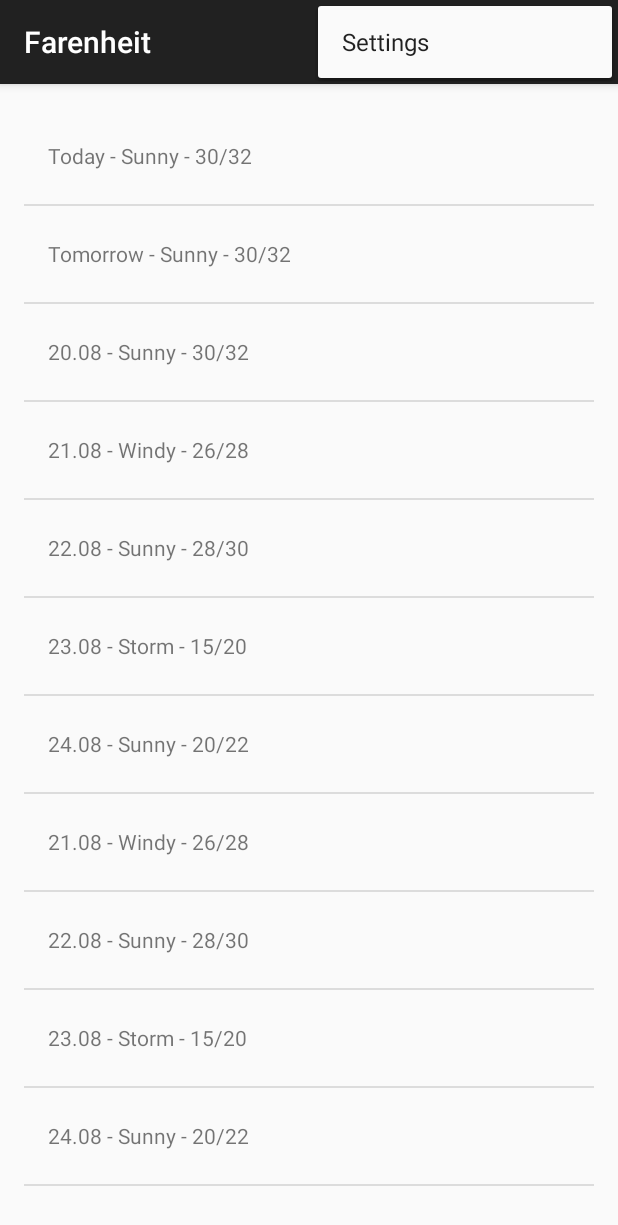
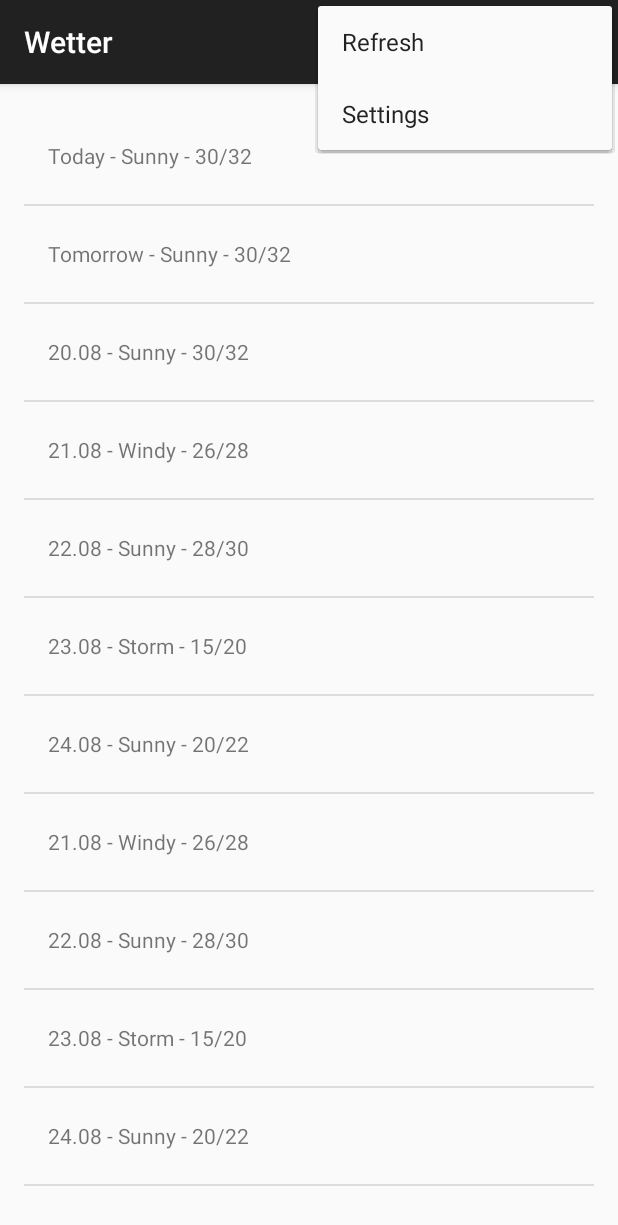
Before and after one commit to Fdiazreal/farenheit, an Android app: the screen it shows after launch (FarenheitMainActivity before the commit, WetterMainActivity after it), with the options menu open, on a phone screen of 412 x 824 dp. Shown: the top 1225 px of the screen. Run offline under Robolectric (Android 15) with nearby library versions, the phone set to English and light mode, and no system bars.

Commit message:
Fetching real data from an API when the refresh button is tapped

```diff
--- a/app/build.gradle
+++ b/app/build.gradle
@@ -5,7 +5,7 @@ android {
     buildToolsVersion '22.0.1'
 
     defaultConfig {
-        applicationId "apps.fdiazreal.com.farenheit"
+        applicationId "apps.fdiazreal.com.wetter"
         minSdkVersion 15
         targetSdkVersion 22
         versionCode 1
--- a/app/src/main/AndroidManifest.xml
+++ b/app/src/main/AndroidManifest.xml
@@ -1,6 +1,8 @@
 <?xml version="1.0" encoding="utf-8"?>
 <manifest xmlns:android="http://schemas.android.com/apk/res/android"
-    package="apps.fdiazreal.com.farenheit" >
+    package="apps.fdiazreal.com.wetter" >
+
+    <uses-permission android:name="android.permission.INTERNET" />
 
     <application
         android:allowBackup="true"
@@ -8,7 +10,7 @@
         android:label="@string/app_name"
         android:theme="@style/AppTheme" >
         <activity
-            android:name=".FarenheitMainActivity"
+            android:name=".WetterMainActivity"
             android:label="@string/app_name" >
             <intent-filter>
                 <action android:name="android.intent.action.MAIN" />
--- a/app/src/main/java/apps/fdiazreal/com/farenheit/FarenheitMainActivityFragment.java
+++ /dev/null
@@ -1,53 +0,0 @@
-package apps.fdiazreal.com.farenheit;
-
-import android.support.v4.app.Fragment;
-import android.os.Bundle;
-import android.view.LayoutInflater;
-import android.view.View;
-import android.view.ViewGroup;
-import android.widget.ArrayAdapter;
-import android.widget.ListView;
-
-
-/**
- * A placeholder fragment containing a simple view.
- */
-public class FarenheitMainActivityFragment extends Fragment {
-
-    public FarenheitMainActivityFragment() {
-    }
-
-    @Override
-    public View onCreateView(LayoutInflater inflater, ViewGroup container,
-                             Bundle savedInstanceState) {
-
-        View fragmentView = inflater.inflate(R.layout.fragment_farenheit_main, container, false);
-
-        String[] forecasts = {
-            "Today - Sunny - 30/32",
-            "Tomorrow - Sunny - 30/32",
-            "20.08 - Sunny - 30/32",
-            "21.08 - Windy - 26/28",
-            "22.08 - Sunny - 28/30",
-            "23.08 - Storm - 15/20",
-            "24.08 - Sunny - 20/22",
-            "21.08 - Windy - 26/28",
-            "22.08 - Sunny - 28/30",
-            "23.08 - Storm - 15/20",
-            "24.08 - Sunny - 20/22"
-        };
-
-        ArrayAdapter<String> forecastsAdapter =
-                new ArrayAdapter<>(
-                    getActivity(),
-                    R.layout.list_item_forecast,
-                    R.id.list_item_forecast_textview,
-                    forecasts);
-
-        ListView forecastListView = (ListView) fragmentView.findViewById(R.id.listview_forecast);
-
-        forecastListView.setAdapter(forecastsAdapter);
-
-        return fragmentView;
-    }
-}
--- a/app/src/main/java/apps/fdiazreal/com/farenheit/FarenheitMainActivity.java
+++ b/app/src/main/java/apps/fdiazreal/com/wetter/WetterMainActivity.java
@@ -1,4 +1,4 @@
-package apps.fdiazreal.com.farenheit;
+package apps.fdiazreal.com.wetter;
 
 import android.support.v7.app.ActionBarActivity;
 import android.os.Bundle;
@@ -6,7 +6,7 @@ import android.view.Menu;
 import android.view.MenuItem;
 
 
-public class FarenheitMainActivity extends ActionBarActivity {
+public class WetterMainActivity extends ActionBarActivity {
 
     @Override
     protected void onCreate(Bundle savedInstanceState) {
@@ -18,7 +18,7 @@ public class FarenheitMainActivity extends ActionBarActivity {
     @Override
     public boolean onCreateOptionsMenu(Menu menu) {
         // Inflate the menu; this adds items to the action bar if it is present.
-        getMenuInflater().inflate(R.menu.menu_farenheit_main, menu);
+        getMenuInflater().inflate(R.menu.menu_wetter_main, menu);
         return true;
     }
 
--- a/app/src/main/res/layout/activity_farenheit_main.xml
+++ b/app/src/main/res/layout/activity_farenheit_main.xml
@@ -1,5 +1,5 @@
 <fragment xmlns:android="http://schemas.android.com/apk/res/android"
     xmlns:tools="http://schemas.android.com/tools" android:id="@+id/fragment"
-    android:name="apps.fdiazreal.com.farenheit.FarenheitMainActivityFragment"
+    android:name="apps.fdiazreal.com.wetter.WetterFragment"
     tools:layout="@layout/fragment_farenheit_main" android:layout_width="match_parent"
     android:layout_height="match_parent" />
--- /dev/null
+++ b/app/src/main/res/menu/forecast_fragment.xml
@@ -0,0 +1,4 @@
+<?xml version="1.0" encoding="utf-8"?>
+<menu xmlns:android="http://schemas.android.com/apk/res/android">
+    <item android:id="@+id/action_refresh" android:title="@string/action_refresh"/>
+</menu>
--- a/app/src/main/res/values/strings.xml
+++ b/app/src/main/res/values/strings.xml
@@ -1,5 +1,6 @@
 <resources>
-    <string name="app_name">Farenheit</string>
+    <string name="app_name">Wetter</string>
     <string name="hello_world">Hello world!</string>
     <string name="action_settings">Settings</string>
+    <string name="action_refresh">Refresh</string>
 </resources>
```
Also changed, not shown: app/src/main/java/apps/fdiazreal/com/wetter/WetterFragment.java (added, +294 -0 lines), app/src/main/res/menu/menu_wetter_main.xml (renamed from app/src/main/res/menu/menu_farenheit_main.xml), 2 other files.
